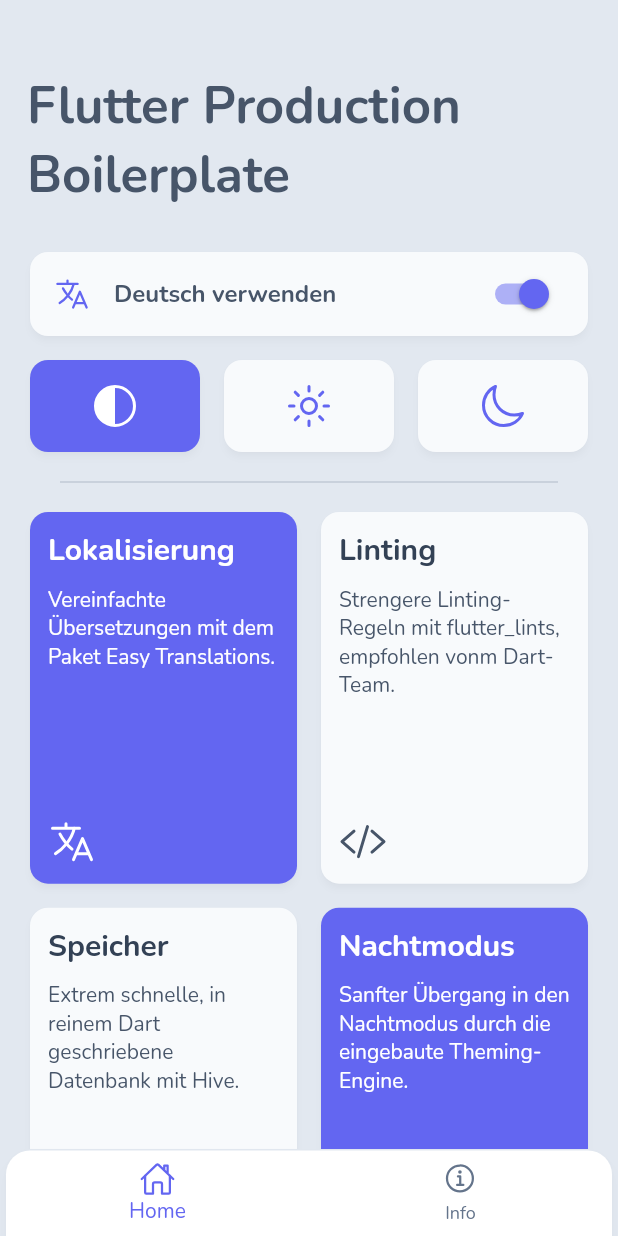
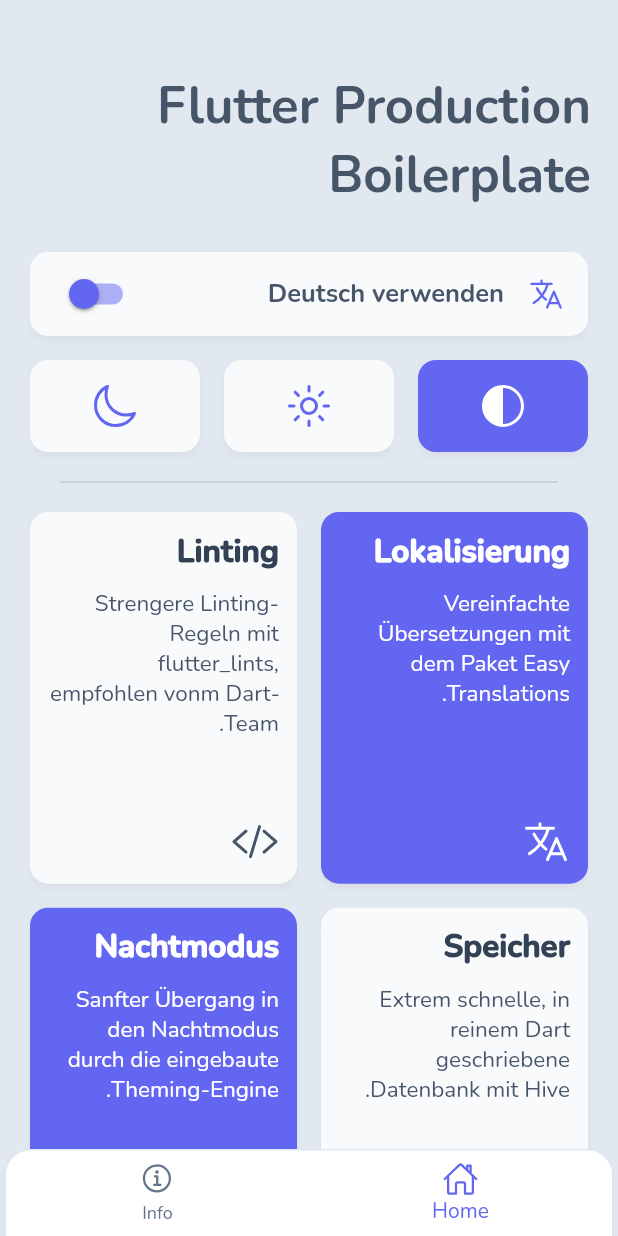
Before and after one commit to Ayman-kma/Flutter_Weekend, a Flutter app: the screen it shows after launch, after a tap on "Use german", on a phone screen of 412 x 824 dp. Run offline on Flutter 3.47's test engine with Material 2 defaults, Android fonts, the phone set to English and light mode, and no system bars; our stand-ins replace easy_localization, firebase_auth, firebase_core, flutter_riverpod, hive, hive_flutter and 1 more; missing offline and left inert: flutter_displaymode; accounts and stored records are empty.

Commit message:
Change Dutch to Arabic

```diff
--- a/lib/main.dart
+++ b/lib/main.dart
@@ -10,7 +10,6 @@ import 'package:path_provider/path_provider.dart';
 import 'config/theme.dart';
 import 'states/theme_mode_state.dart';
 import 'ui/screens/skeleton_screen.dart';
-
 
 /// Try using const constructors as much as possible!
 
@@ -31,7 +30,7 @@ void main() async {
         path: 'assets/translations',
         supportedLocales: const <Locale>[
           Locale('en'),
-          Locale('de'),
+          Locale('ar'),
         ],
         fallbackLocale: const Locale('en'),
         useFallbackTranslations: true,
--- a/lib/ui/screens/first_screen.dart
+++ b/lib/ui/screens/first_screen.dart
@@ -35,11 +35,11 @@ class FirstScreen extends ConsumerWidget {
                   /// The initial locale is automatically determined by the library.
                   /// Changing the locale like this will persist the selected locale.
                   context.setLocale(
-                      newValue ? const Locale('de') : const Locale('en'));
+                      newValue ? const Locale('ar') : const Locale('en'));
                 },
                 shape: const RoundedRectangleBorder(
                     borderRadius: BorderRadius.all(Radius.circular(12))),
-                value: context.locale == const Locale('de'),
+                value: context.locale == const Locale('ar'),
                 title: Row(
                   children: <Widget>[
                     Icon(Ionicons.language_outline,
```
Also changed, not shown: assets/translations/ar.json (renamed from assets/translations/de.json).
